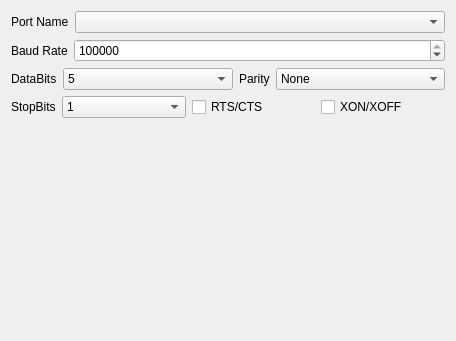
First picture: the form in src/sessionoptions/sessionoptionsserialproperties.ui, repository QQxiaoming/quardCRT, before the edit.
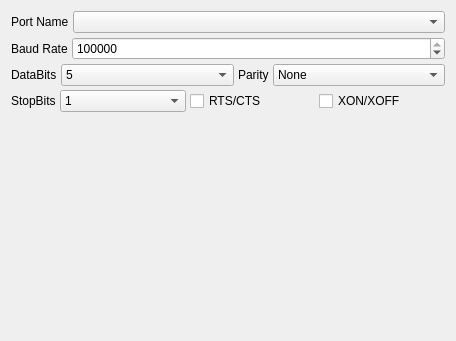
Second picture: the form after the edit.

```diff
--- a/src/sessionoptions/sessionoptionsserialproperties.ui
+++ b/src/sessionoptions/sessionoptionsserialproperties.ui
@@ -11,8 +11,14 @@
    </rect>
   </property>
   <layout class="QVBoxLayout" name="verticalLayout">
+   <property name="spacing">
+    <number>4</number>
+   </property>
    <item>
     <layout class="QHBoxLayout" name="horizontalLayout">
+     <property name="spacing">
+      <number>4</number>
+     </property>
      <item>
       <widget class="QLabel" name="label">
        <property name="sizePolicy">
@@ -33,6 +39,9 @@
    </item>
    <item>
     <layout class="QHBoxLayout" name="horizontalLayout_2">
+     <property name="spacing">
+      <number>4</number>
+     </property>
      <item>
       <widget class="QLabel" name="label_2">
        <property name="sizePolicy">
@@ -60,6 +69,9 @@
    </item>
    <item>
     <layout class="QHBoxLayout" name="horizontalLayout_3">
+     <property name="spacing">
+      <number>4</number>
+     </property>
      <item>
       <widget class="QLabel" name="label_3">
        <property name="sizePolicy">
@@ -133,6 +145,9 @@
    </item>
    <item>
     <layout class="QHBoxLayout" name="horizontalLayout_4">
+     <property name="spacing">
+      <number>4</number>
+     </property>
      <item>
       <widget class="QLabel" name="label_5">
        <property name="sizePolicy">
```
